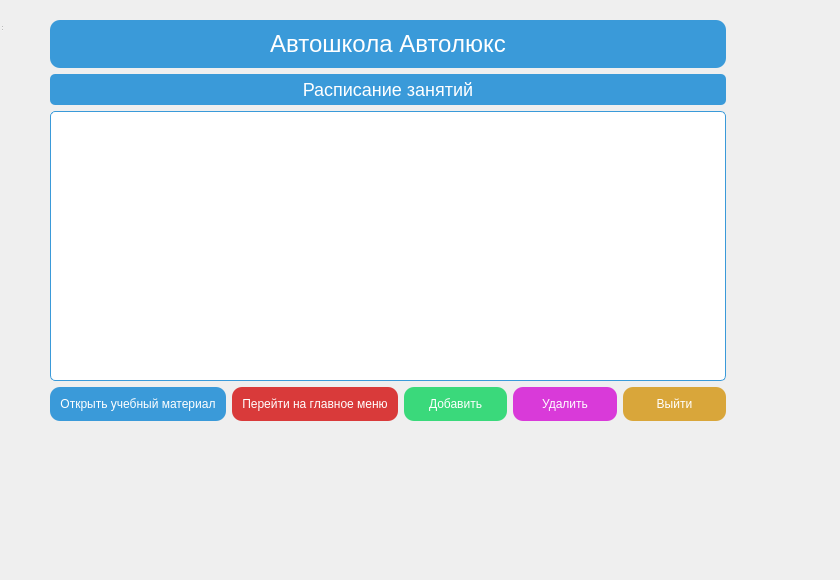
Old version of the form Client/Client/mainwindow.ui in the repository Nurzamat123/Diplomka.
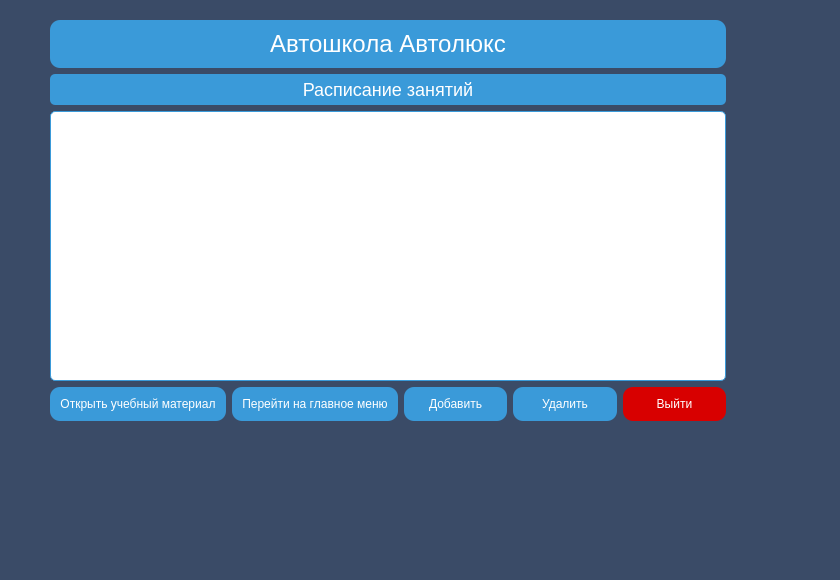
New version of the form. Icons and pictures are not drawn.

Patch:
```diff
--- a/Client/Client/mainwindow.ui
+++ b/Client/Client/mainwindow.ui
@@ -14,7 +14,8 @@
    <string>MainWindow</string>
   </property>
   <property name="styleSheet">
-   <string notr="true">color: rgb(171, 171, 255);</string>
+   <string notr="true">background-color: #3a4b67;
+</string>
   </property>
   <widget class="QWidget" name="centralwidget">
    <property name="layoutDirection">
@@ -92,7 +93,7 @@
        <item>
         <widget class="QPushButton" name="mainMenuButton">
          <property name="styleSheet">
-          <string notr="true">background-color: #d93a3a; color: white; border-radius: 10px; padding: 10px;</string>
+          <string notr="true">background-color: #3a9ad9; color: white; border-radius: 10px; padding: 10px;</string>
          </property>
          <property name="text">
           <string>Перейти на главное меню</string>
@@ -106,7 +107,7 @@
        <item>
         <widget class="QPushButton" name="addButton">
          <property name="styleSheet">
-          <string notr="true">background-color: #3ad97b; color: white; border-radius: 10px; padding: 10px;</string>
+          <string notr="true">background-color: #3a9ad9; color: white; border-radius: 10px; padding: 10px;</string>
          </property>
          <property name="text">
           <string>Добавить</string>
@@ -120,7 +121,7 @@
        <item>
         <widget class="QPushButton" name="deleteButton">
          <property name="styleSheet">
-          <string notr="true">background-color: #d93ad9; color: white; border-radius: 10px; padding: 10px;</string>
+          <string notr="true">background-color: #3a9ad9; color: white; border-radius: 10px; padding: 10px;</string>
          </property>
          <property name="text">
           <string>Удалить</string>
@@ -134,7 +135,7 @@
        <item>
         <widget class="QPushButton" name="exitButton">
          <property name="styleSheet">
-          <string notr="true">background-color: #d9a63a; color: white; border-radius: 10px; padding: 10px;</string>
+          <string notr="true">background-color: #d80000; color: white; border-radius: 10px; padding: 10px;</string>
          </property>
          <property name="text">
           <string>Выйти</string>
```
